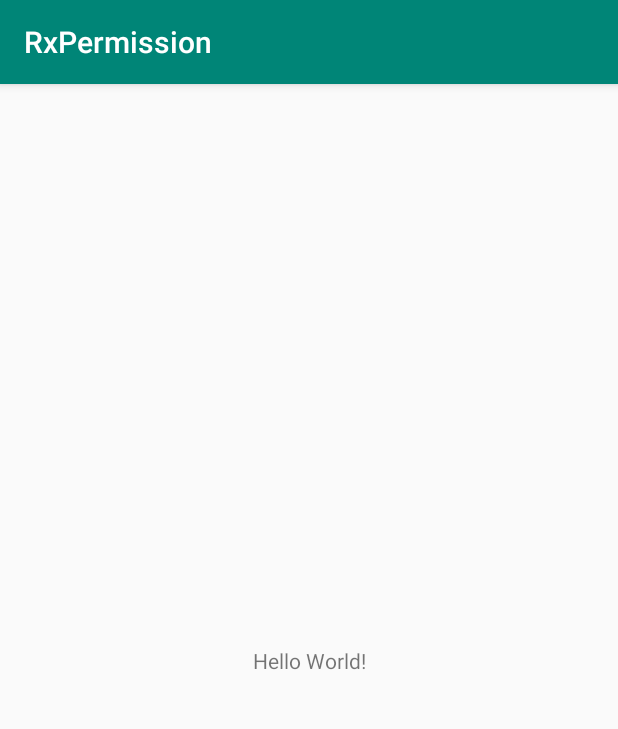
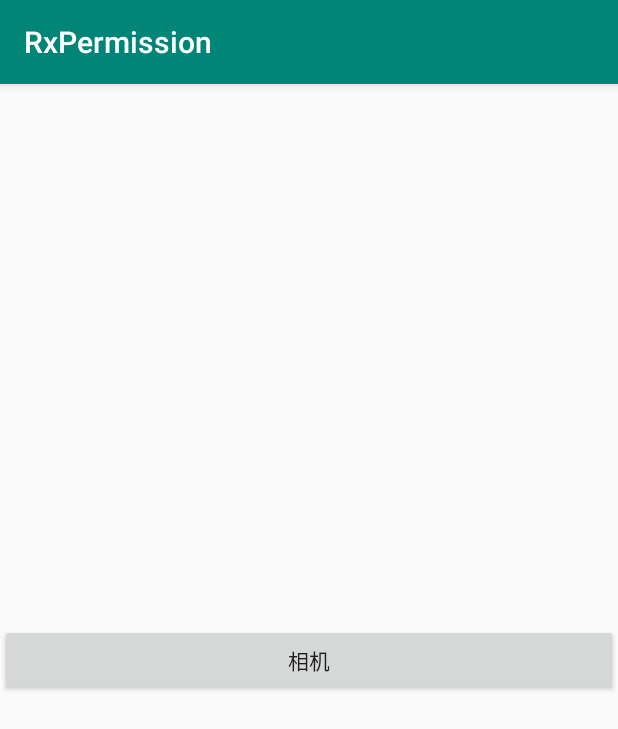
Before and after one commit to leftcoding/RxPermission, an Android app: the screen it shows after launch (MainActivity), on a phone screen of 412 x 824 dp. Shown: the top 729 px of the screen. Run offline under Robolectric (Android 15) with nearby library versions, the phone set to English and light mode, and no system bars.

Commit message:
添加权限,完善demo

```diff
--- a/app/src/main/res/layout/activity_main.xml
+++ b/app/src/main/res/layout/activity_main.xml
@@ -6,11 +6,11 @@
     android:layout_height="match_parent"
     tools:context=".MainActivity">
 
-    <TextView
-        android:id="@+id/permissions"
-        android:layout_width="wrap_content"
+    <Button
+        android:id="@+id/camera"
+        android:layout_width="match_parent"
         android:layout_height="wrap_content"
-        android:text="Hello World!"
+        android:text="相机"
         app:layout_constraintBottom_toBottomOf="parent"
         app:layout_constraintLeft_toLeftOf="parent"
         app:layout_constraintRight_toRightOf="parent"
```
Also changed, not shown: app/src/main/java/com/start/face/rxpermission/MainActivity.java (+10 -45 lines).
